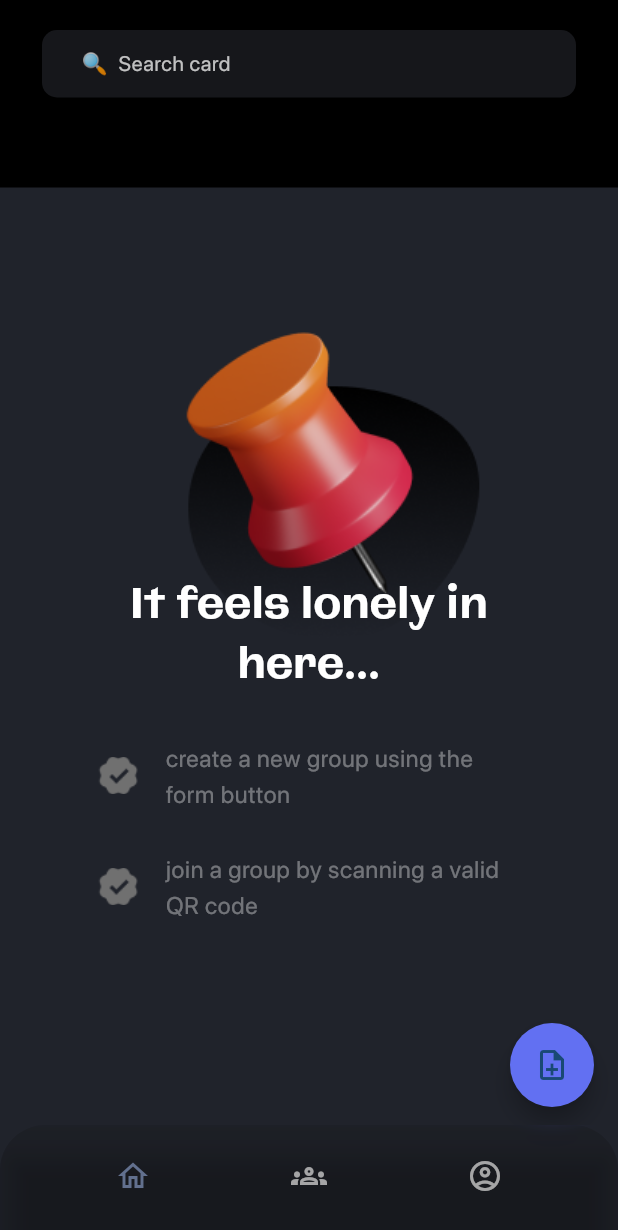
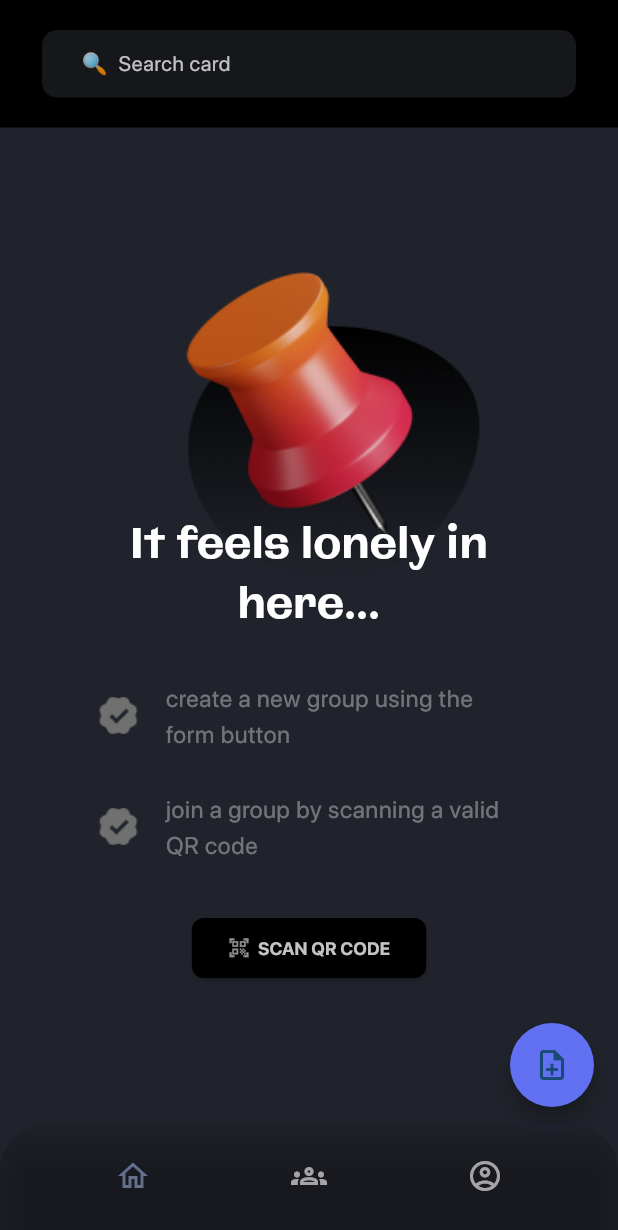
Before and after one commit to giociudadano/echo, a Flutter app: the screen it shows once a user with an empty profile is signed in, item 2 of the bottom bar chosen, on a phone screen of 412 x 824 dp. Shown: the top 1230 px of the screen. Run offline on Flutter 3.47's test engine with Material 2 defaults, Android fonts, the light colour scheme and no system bars; our stand-ins replace emoji_picker_flutter, firebase_auth, firebase_core, firebase_database, firebase_storage, flutter_datetime_picker and 5 more; missing offline and left inert: mobile_scanner; accounts and stored records are empty; project files that could hold a hidden picture were left out.

Commit message:
Adds option to scan QR code for new and groupless users

```diff
--- a/lib/gui/page_home.dart
+++ b/lib/gui/page_home.dart
@@ -56,7 +56,7 @@ class _HomePageState extends State<HomePage> {
                           ),
                         ),
                       ),
-                      const SizedBox(height: 15),
+                      const SizedBox(height: 5),
                       WidgetGroupsFilter(groupsFiltered: (newGroups) {
                         filters = newGroups;
                         setState(() {});
@@ -112,7 +112,7 @@ class WidgetGroupsFilterState extends State<WidgetGroupsFilter> {
 
   @override
   Widget build(BuildContext context) {
-    return SizedBox(
+    return groupIDs.length == 0 ? SizedBox.shrink() : SizedBox(
       height: 30,
       child: Padding(
           padding: const EdgeInsets.symmetric(horizontal: 30),
@@ -190,6 +190,7 @@ class WidgetGroupsFilterState extends State<WidgetGroupsFilter> {
 class WidgetDashboardPostsBuilder extends StatefulWidget {
   var filters = [];
   TextEditingController inputSearch;
+
   WidgetDashboardPostsBuilder(this.filters, this.inputSearch, {super.key});
 
   @override
@@ -339,7 +340,44 @@ class WidgetDashboardPostsBuilderState
                             ),
                           ),
                         ),
-                        const Spacer(),
+                        SizedBox(height: 20),
+                        Row(
+                          mainAxisAlignment: MainAxisAlignment.center,
+                          children:[
+                            ElevatedButton(
+                              style: ButtonStyle(
+                                backgroundColor:
+                                MaterialStatePropertyAll<
+                                    Color>(
+                                    Colors.black),
+                                shape: MaterialStateProperty.all<
+                                    RoundedRectangleBorder>(
+                                    RoundedRectangleBorder(
+                                      borderRadius:
+                                      BorderRadius
+                                          .circular(8.0),
+                                    )),
+                              ),
+                              onPressed: () async {
+                                AlertJoinGroup(context);
+                              },
+                              child: Row(children: [
+                                Icon(Icons.qr_code_scanner,
+                                    size: 15,
+                                    color: Color.fromRGBO(235, 235, 235, 0.6)),
+                                SizedBox(width: 5),
+                                Text(
+                                  'SCAN QR CODE',
+                                  style: TextStyle(
+                                    fontSize: 12,
+                                    color: Color.fromRGBO(245, 245, 245, 0.8),
+                                    fontWeight: FontWeight.w600,
+                                  ),
+                                )
+                              ]),
+                            ),
+                          ],
+                        ),
                       ],
                     ))
                 : isDoneBuilding
@@ -490,9 +528,8 @@ class _FormAddPostState extends State<FormAddPost> {
                                             crossAxisAlignment:
                                                 CrossAxisAlignment.start,
                                             children: [
-                                              const SizedBox(height: 10),
-                                              const SizedBox(height: 10),
-                                              const Center(
+                                              const SizedBox(height: 20),
+                                              Center(
                                                 child: Text(
                                                   "Create a New Card",
                                                   style: TextStyle(
@@ -503,7 +540,7 @@ class _FormAddPostState extends State<FormAddPost> {
                                                   ),
                                                 ),
                                               ),
-                                              const SizedBox(height: 20),
+                                              const SizedBox(height: 30),
                                               Text(
                                                 "TITLE",
                                                 style: TextStyle(
--- a/lib/gui/page_login.dart
+++ b/lib/gui/page_login.dart
@@ -32,8 +32,8 @@ class LoginPage extends StatelessWidget {
                     Row(children: [
                       Placeholder(
                         color: Colors.white,
-                        fallbackHeight: 250,
-                        fallbackWidth: 250,
+                        fallbackHeight: 200,
+                        fallbackWidth: 200,
                       ),
                     ]),
                     SizedBox(height: 40),
--- a/lib/gui/page_signup.dart
+++ b/lib/gui/page_signup.dart
@@ -24,8 +24,8 @@ class SignupPage extends StatelessWidget {
                   Row(children: [
                     Placeholder(
                       color: Colors.white,
-                      fallbackHeight: 250,
-                      fallbackWidth: 250,
+                      fallbackHeight: 200,
+                      fallbackWidth: 200,
                     )
                   ]),
                   SizedBox(height: 40),
@@ -254,7 +254,7 @@ class SignupPage extends StatelessWidget {
         ref.update({
           "username": _generateUsername(username),
           "displayName": username,
-          "status": "online",
+          "status": "Online",
         });
       }
     });
```
Also changed, not shown: lib/gui/page_groups.dart (+110 -73 lines).
